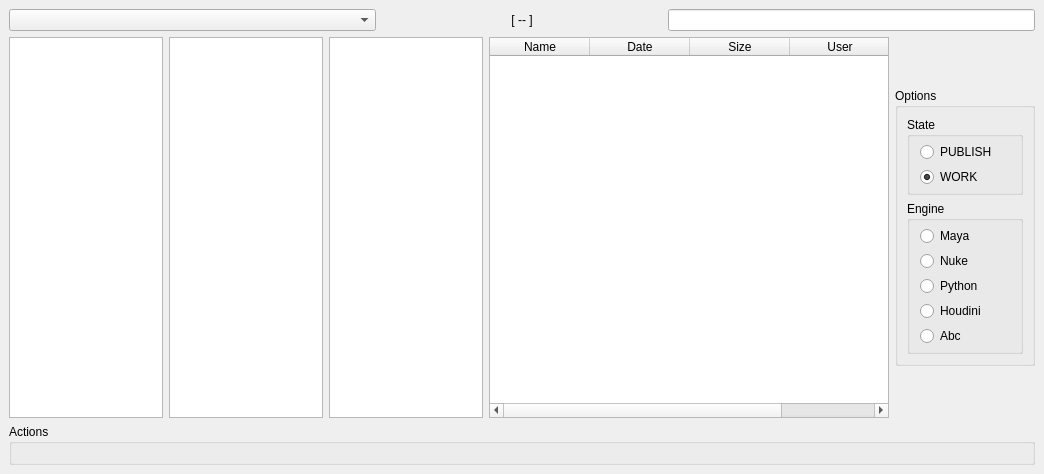
Before: the Qt Designer form spil_ui/browser/ui/qt/browser.ui in MichaelHaussmann/spil_ui, drawn with Qt 5.
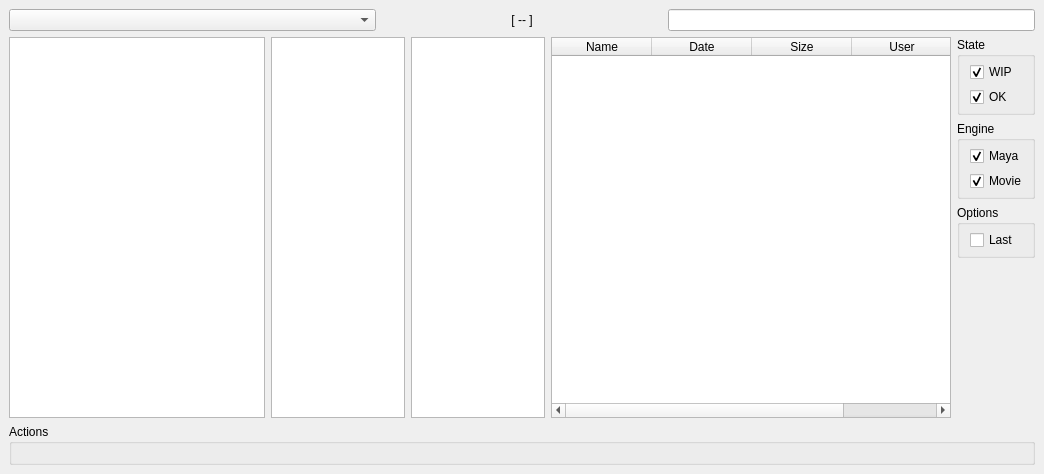
After: the same form once the commit is applied.

Commit message: browser enhancements. Sticky search, extension filters, stability.

```diff
--- a/spil_ui/browser/ui/qt/browser.ui
+++ b/spil_ui/browser/ui/qt/browser.ui
@@ -97,8 +97,18 @@
      <layout class="QHBoxLayout" name="body_lo">
       <item>
        <layout class="QHBoxLayout" name="entities_lo">
+        <property name="sizeConstraint">
+         <enum>QLayout::SetMinimumSize</enum>
+        </property>
         <item>
-         <widget class="QListView" name="lv_demo1"/>
+         <widget class="QListView" name="lv_demo1">
+          <property name="sizePolicy">
+           <sizepolicy hsizetype="Minimum" vsizetype="Expanding">
+            <horstretch>0</horstretch>
+            <verstretch>0</verstretch>
+           </sizepolicy>
+          </property>
+         </widget>
         </item>
         <item>
          <widget class="QListView" name="lv_demo2">
@@ -173,28 +183,12 @@
        </widget>
       </item>
       <item>
-       <widget class="QGroupBox" name="options_gb">
-        <property name="sizePolicy">
-         <sizepolicy hsizetype="Maximum" vsizetype="Maximum">
-          <horstretch>0</horstretch>
-          <verstretch>0</verstretch>
-         </sizepolicy>
+       <layout class="QVBoxLayout" name="options">
+        <property name="leftMargin">
+         <number>0</number>
         </property>
-        <property name="minimumSize">
-         <size>
-          <width>140</width>
-          <height>0</height>
-         </size>
-        </property>
-        <property name="title">
-         <string>Options</string>
-        </property>
-        <property name="alignment">
-         <set>Qt::AlignLeading|Qt::AlignLeft|Qt::AlignTop</set>
-        </property>
-        <layout class="QVBoxLayout" name="verticalLayout">
          <item>
-          <widget class="QGroupBox" name="state">
+         <widget class="QGroupBox" name="state_gb">
            <property name="sizePolicy">
             <sizepolicy hsizetype="Preferred" vsizetype="Maximum">
              <horstretch>0</horstretch>
@@ -221,16 +215,19 @@
              <number>5</number>
             </property>
             <item>
-             <widget class="QRadioButton" name="publish_rb">
+            <widget class="QCheckBox" name="wip_cb">
               <property name="text">
-               <string>PUBLISH</string>
+              <string>WIP</string>
+             </property>
+             <property name="checked">
+              <bool>true</bool>
               </property>
              </widget>
             </item>
             <item>
-             <widget class="QRadioButton" name="work_rb">
+            <widget class="QCheckBox" name="ok_cb">
               <property name="text">
-               <string>WORK</string>
+              <string>OK</string>
               </property>
               <property name="checked">
                <bool>true</bool>
@@ -268,48 +265,82 @@
              <number>5</number>
             </property>
             <item>
-             <widget class="QRadioButton" name="maya_rb">
+            <widget class="QCheckBox" name="maya_cb">
               <property name="text">
                <string>Maya</string>
               </property>
               <property name="checked">
+              <bool>true</bool>
+             </property>
+            </widget>
+           </item>
+           <item>
+            <widget class="QCheckBox" name="movie_cb">
+             <property name="text">
+              <string>Movie</string>
+             </property>
+             <property name="checked">
+              <bool>true</bool>
+             </property>
+            </widget>
+           </item>
+          </layout>
+         </widget>
+        </item>
+        <item>
+         <widget class="QGroupBox" name="options_gb">
+          <property name="sizePolicy">
+           <sizepolicy hsizetype="Preferred" vsizetype="Maximum">
+            <horstretch>0</horstretch>
+            <verstretch>0</verstretch>
+           </sizepolicy>
+          </property>
+          <property name="title">
+           <string>Options</string>
+          </property>
+          <layout class="QVBoxLayout" name="verticalLayout_6">
+           <property name="spacing">
+            <number>5</number>
+           </property>
+           <property name="leftMargin">
+            <number>10</number>
+           </property>
+           <property name="topMargin">
+            <number>5</number>
+           </property>
+           <property name="rightMargin">
+            <number>5</number>
+           </property>
+           <property name="bottomMargin">
+            <number>5</number>
+           </property>
+           <item>
+            <widget class="QCheckBox" name="last_cb">
+             <property name="text">
+              <string>Last</string>
+             </property>
+             <property name="checked">
                <bool>false</bool>
               </property>
              </widget>
             </item>
-            <item>
-             <widget class="QRadioButton" name="nuke_rb">
-              <property name="text">
-               <string>Nuke</string>
-              </property>
+          </layout>
              </widget>
             </item>
             <item>
-             <widget class="QRadioButton" name="python_rb">
-              <property name="text">
-               <string>Python</string>
-              </property>
-             </widget>
-            </item>
-            <item>
-             <widget class="QRadioButton" name="houdini_rb">
-              <property name="text">
-               <string>Houdini</string>
-              </property>
-             </widget>
-            </item>
-            <item>
-             <widget class="QRadioButton" name="abc_rb">
-              <property name="text">
-               <string>Abc</string>
-              </property>
-             </widget>
-            </item>
-           </layout>
-          </widget>
-         </item>
-        </layout>
-       </widget>
+         <spacer name="verticalSpacer">
+          <property name="orientation">
+           <enum>Qt::Vertical</enum>
+          </property>
+          <property name="sizeHint" stdset="0">
+           <size>
+            <width>20</width>
+            <height>40</height>
+           </size>
+          </property>
+         </spacer>
+        </item>
+       </layout>
       </item>
      </layout>
     </item>
```
Lines whose indentation alone changed are shown as unchanged. The commit also changes 1 other file.
